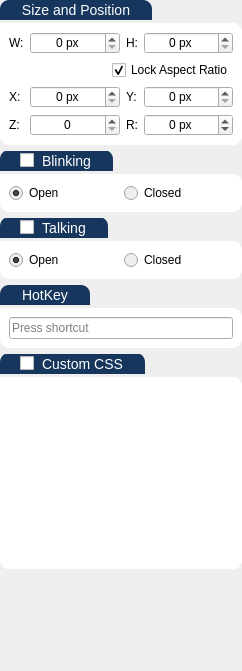
Above: UI/settingsWidget.ui from Gemmstone/PyNGtuber before the change. Below: the same form after it.
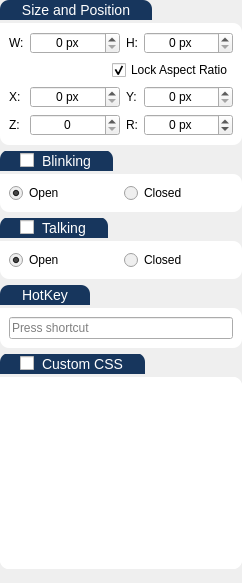
That is the form after the change.

```diff
--- a/UI/settingsWidget.ui
+++ b/UI/settingsWidget.ui
@@ -7,7 +7,7 @@
     <x>0</x>
     <y>0</y>
     <width>242</width>
-    <height>671</height>
+    <height>583</height>
    </rect>
   </property>
   <property name="sizePolicy">
```
Left out of the diff: 8 changed lines with no effect on the pictures.
